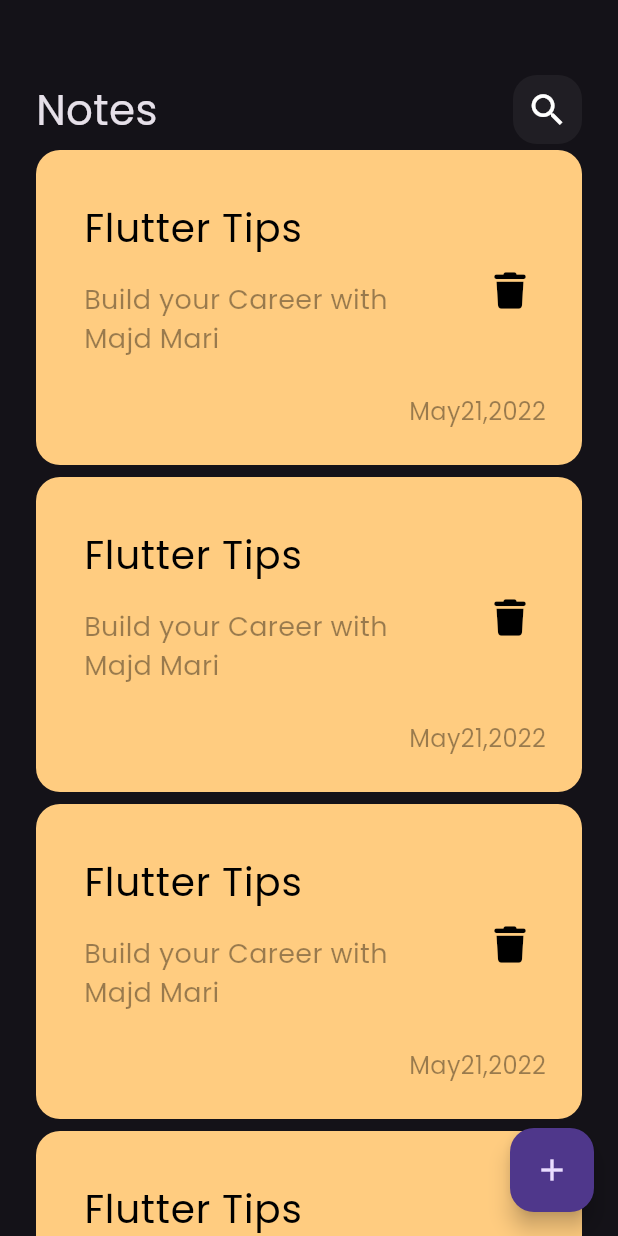
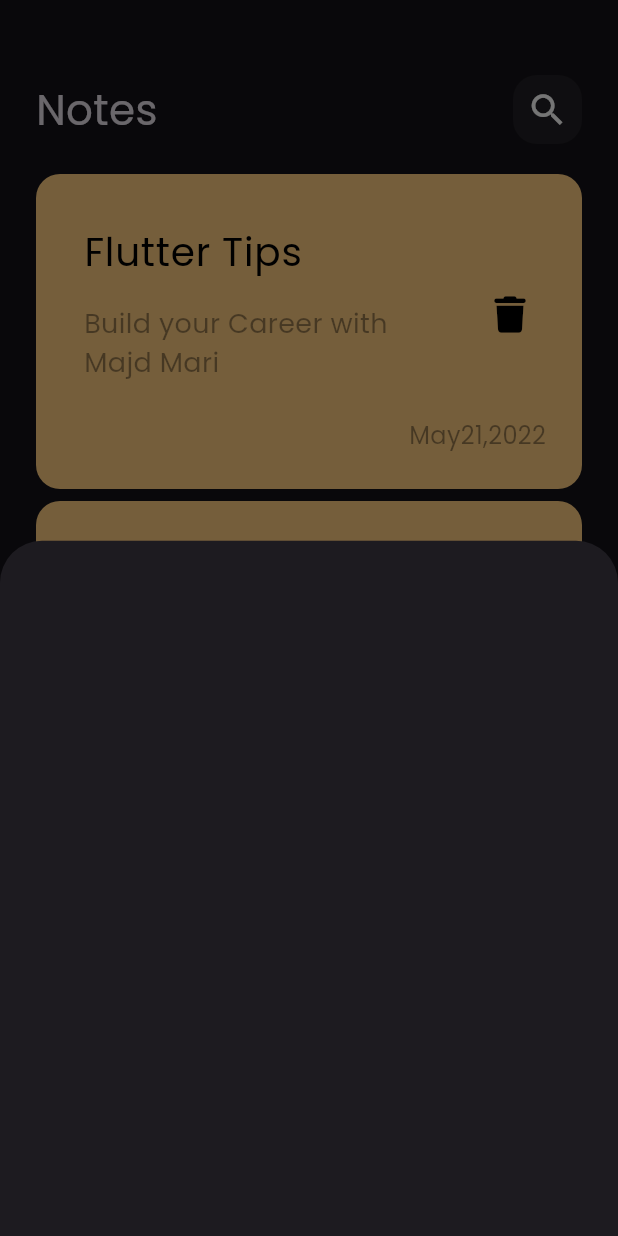
Before and after one commit to majdmari/notes_app, a Flutter app: the screen it shows after launch, after a tap on the "add" icon, on a phone screen of 412 x 824 dp. Run offline on Flutter 3.47's test engine with Material 3 defaults, Android fonts, the phone set to English and light mode, and no system bars; our stand-ins replace font_awesome_flutter.

Commit message:
Add Show Bottom Sheet

```diff
--- /dev/null
+++ b/lib/views/add_note_bottom_sheet.dart
@@ -0,0 +1,10 @@
+import 'package:flutter/material.dart';
+
+class AddNoteBottomSheet extends StatelessWidget {
+  const AddNoteBottomSheet({super.key});
+
+  @override
+  Widget build(BuildContext context) {
+    return Container();
+  }
+}
--- a/lib/views/notes_view.dart
+++ b/lib/views/notes_view.dart
@@ -1,4 +1,5 @@
 import 'package:flutter/material.dart';
+import 'package:note_app/views/add_note_bottom_sheet.dart';
 import 'package:note_app/views/widgets/notes_view_body.dart';
 
 class NotesView extends StatelessWidget {
@@ -8,7 +9,13 @@ class NotesView extends StatelessWidget {
   Widget build(BuildContext context) {
     return Scaffold(
       floatingActionButton: FloatingActionButton(
-        onPressed: () {},
+        onPressed: () {
+          showModalBottomSheet(
+              context: context,
+              builder: (context) {
+                return const AddNoteBottomSheet();
+              });
+        },
         child: Icon(Icons.add),
       ),
       body: const NotesViewBody(),
--- a/lib/views/widgets/notes_list_view.dart
+++ b/lib/views/widgets/notes_list_view.dart
@@ -6,11 +6,16 @@ class NotesListView extends StatelessWidget {
 
   @override
   Widget build(BuildContext context) {
-    return ListView.builder(itemBuilder: (context, index) {
-      return const Padding(
-        padding: EdgeInsets.symmetric(vertical: 4),
-        child: NoteItem(),
-      );
-    });
+    return Padding(
+      padding: const EdgeInsets.symmetric(vertical: 16),
+      child: ListView.builder(
+          padding: EdgeInsets.zero,
+          itemBuilder: (context, index) {
+            return const Padding(
+              padding: EdgeInsets.symmetric(vertical: 4),
+              child: NoteItem(),
+            );
+          }),
+    );
   }
 }
```
